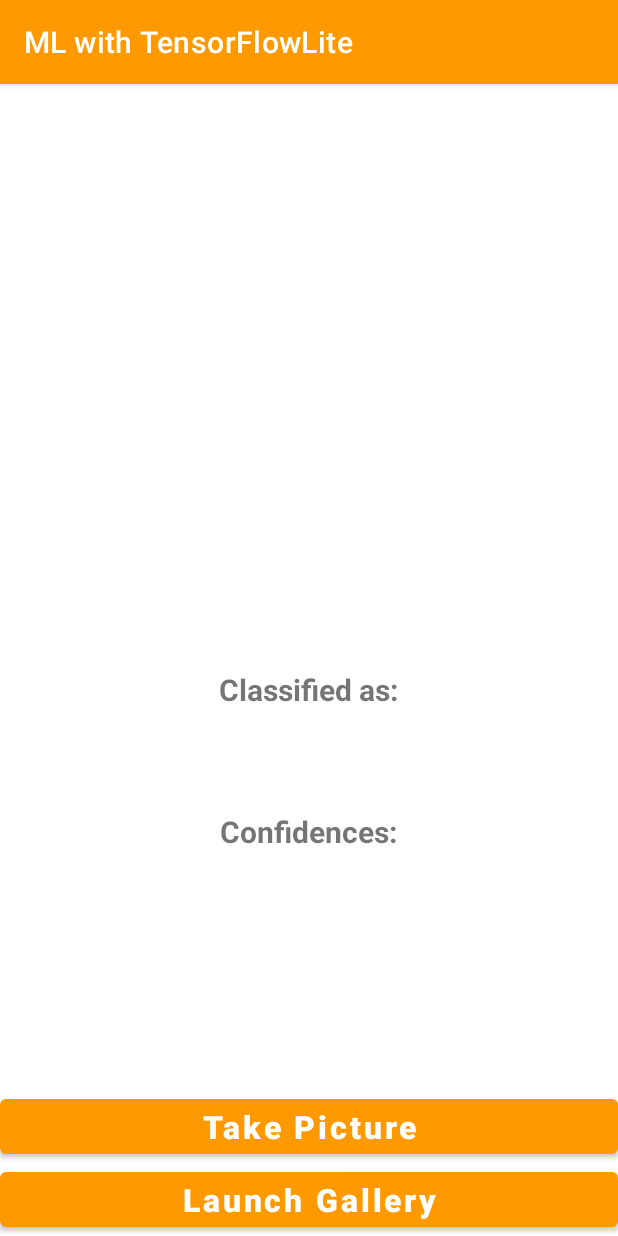
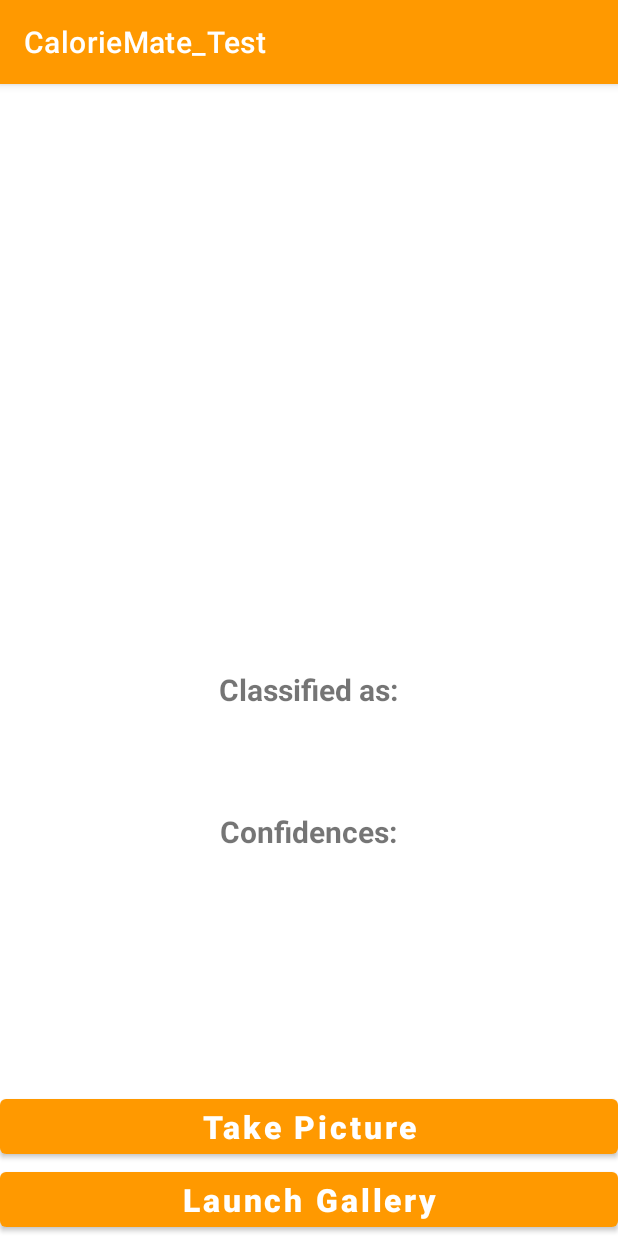
Before and after one commit to Zarin-Tasnim-Roshni/CSE299.1_CalorieMate, an Android app: the screen it shows after launch (MainActivity), on a phone screen of 412 x 824 dp. Run offline under Robolectric (Android 15) with nearby library versions, the phone set to English and light mode, and no system bars; libraries missing offline, so code that uses them is left out: org.tensorflow.lite.

Commit message:
changed app name and theme

```diff
--- a/CalorieMate_Apptest/app/src/main/res/layout/activity_main.xml
+++ b/CalorieMate_Apptest/app/src/main/res/layout/activity_main.xml
@@ -61,7 +61,7 @@
         android:layout_height="wrap_content"
         android:layout_centerHorizontal="true"
         android:text=""
-        android:textColor="#000"
+        android:textColor="#FF0000"
         android:textSize="22sp"
         android:id="@+id/confidence"
         android:layout_below="@+id/confidencesText"
--- a/CalorieMate_Apptest/app/src/main/res/values-night/themes.xml
+++ b/CalorieMate_Apptest/app/src/main/res/values-night/themes.xml
@@ -2,13 +2,13 @@
     <!-- Base application theme. -->
     <style name="Theme.MLWithTensorFlowLite" parent="Theme.MaterialComponents.DayNight.DarkActionBar">
         <!-- Primary brand color. -->
-        <item name="colorPrimary">@color/purple_200</item>
+        <item name="colorPrimary">@color/purple_500</item>
         <item name="colorPrimaryVariant">@color/purple_700</item>
-        <item name="colorOnPrimary">@color/black</item>
+        <item name="colorOnPrimary">@color/white</item>
         <!-- Secondary brand color. -->
         <item name="colorSecondary">@color/teal_200</item>
-        <item name="colorSecondaryVariant">@color/teal_200</item>
-        <item name="colorOnSecondary">@color/black</item>
+        <item name="colorSecondaryVariant">@color/teal_700</item>
+        <item name="colorOnSecondary">@color/teal_700</item>
         <!-- Status bar color. -->
         <item name="android:statusBarColor" tools:targetApi="l">?attr/colorPrimaryVariant</item>
         <!-- Customize your theme here. -->
--- a/CalorieMate_Apptest/app/src/main/res/values/strings.xml
+++ b/CalorieMate_Apptest/app/src/main/res/values/strings.xml
@@ -1,3 +1,3 @@
 <resources>
-    <string name="app_name">ML with TensorFlowLite</string>
+    <string name="app_name">CalorieMate_Test</string>
 </resources>
--- a/CalorieMate_Apptest/app/src/main/res/values/themes.xml
+++ b/CalorieMate_Apptest/app/src/main/res/values/themes.xml
@@ -8,7 +8,7 @@
         <!-- Secondary brand color. -->
         <item name="colorSecondary">@color/teal_200</item>
         <item name="colorSecondaryVariant">@color/teal_700</item>
-        <item name="colorOnSecondary">@color/black</item>
+        <item name="colorOnSecondary">@color/teal_700</item>
         <!-- Status bar color. -->
         <item name="android:statusBarColor" tools:targetApi="l">?attr/colorPrimaryVariant</item>
         <!-- Customize your theme here. -->
```
